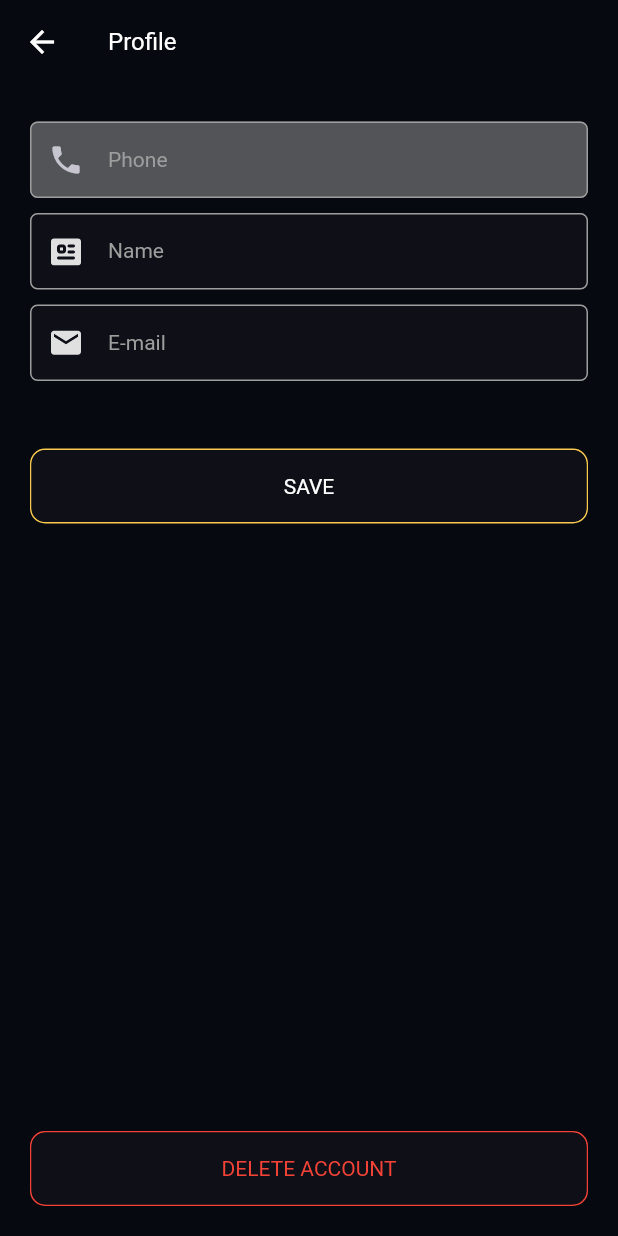
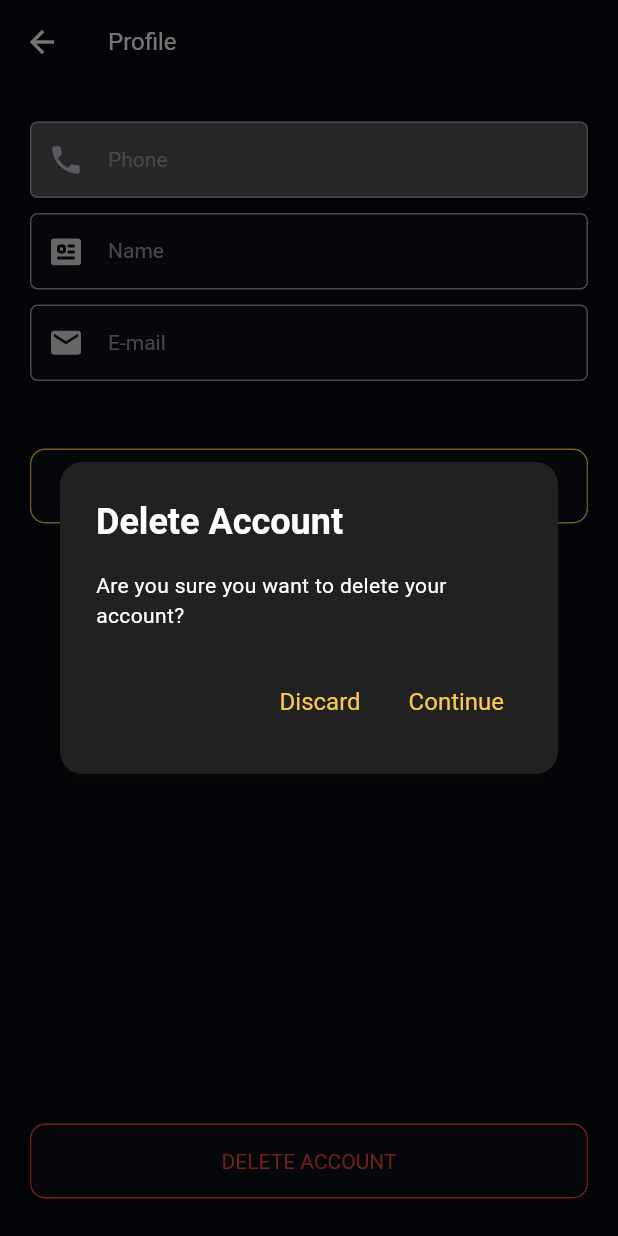
Before and after one commit to selbieh/xperience_mob, a Flutter app: the ProfileScreen screen opened directly, after a tap on "DELETE ACCOUNT", on a phone screen of 412 x 824 dp. Run offline on Flutter 3.47's test engine with Material 3 defaults, Android fonts, the light colour scheme and no system bars; our stand-ins replace cached_network_image, carousel_slider, firebase_core, firebase_messaging, flutter_dotenv, flutter_html and 4 more; missing offline and left inert: flutter_inappwebview, panorama_viewer, phone_form_field; accounts and stored records are empty; network calls fail.

Commit message:
Delete account feture

```diff
--- a/lib/view/screens/auth/login_screen.dart
+++ b/lib/view/screens/auth/login_screen.dart
@@ -123,6 +123,7 @@ class LoginScreenViewModel extends BaseNotifier {
   var autovalidateMode = AutovalidateMode.disabled;
   PhoneController? phoneController = PhoneController(initialValue: PhoneNumber.parse("+20"));
   // PhoneController? phoneController = PhoneController(initialValue: PhoneNumber.parse("+201009658566"));
+  // PhoneController? phoneController = PhoneController(initialValue: PhoneNumber.parse("+201009658577"));
 
   void submitFun() async {
     if (formKey.currentState!.validate()) {
--- a/lib/view/screens/menu/cancelation_policy_screen.dart
+++ b/lib/view/screens/menu/cancelation_policy_screen.dart
@@ -39,7 +39,7 @@ class CancelationPolicyScreen extends StatelessWidget {
                     )
                   : ListView(
                       children: [
-                        if (model.infoRepo.termsOfUse?.content != null)
+                        if (model.infoRepo.cancellationPolicy?.content != null)
                           Padding(
                             padding: const EdgeInsets.symmetric(horizontal: 10),
                             child: Html(
--- a/lib/view/screens/menu/notifications_screen.dart
+++ b/lib/view/screens/menu/notifications_screen.dart
@@ -5,6 +5,7 @@ import 'package:xperience/model/base/base_widget.dart';
 import 'package:xperience/model/data/repo/notifications_repo.dart';
 import 'package:xperience/model/services/localization/app_language.dart';
 import 'package:xperience/model/services/theme/app_colors.dart';
+import 'package:xperience/view/widgets/components/main_error_widget.dart';
 import 'package:xperience/view/widgets/components/main_progress.dart';
 import 'package:xperience/view/widgets/dialogs/dialogs_helper.dart';
 import 'package:xperience/view/widgets/notification_item_widget.dart';
@@ -31,6 +32,11 @@ class NotificationsScreen extends StatelessWidget {
           ),
           body: model.isBusy
               ? const MainProgress()
+              : model.hasError
+                  ? MainErrorWidget(
+                      error: model.failure,
+                      onRetry: model.getNotifications,
+                    )
                   : RefreshIndicator(
                       color: AppColors.goldColor,
                       onRefresh: model.refreshNotifications,
--- a/lib/view/screens/menu/privacy_policy_screen.dart
+++ b/lib/view/screens/menu/privacy_policy_screen.dart
@@ -39,7 +39,7 @@ class PrivacyPolicyScreen extends StatelessWidget {
                     )
                   : ListView(
                       children: [
-                        if (model.infoRepo.termsOfUse?.content != null)
+                        if (model.infoRepo.privacyPolicy?.content != null)
                           Padding(
                             padding: const EdgeInsets.symmetric(horizontal: 10),
                             child: Html(
--- a/lib/view/screens/menu/profile_screen.dart
+++ b/lib/view/screens/menu/profile_screen.dart
@@ -1,11 +1,16 @@
+// ignore_for_file: use_build_context_synchronously
+
 import 'package:flutter/material.dart';
 import 'package:flutter_svg/flutter_svg.dart';
 import 'package:provider/provider.dart';
 import 'package:xperience/model/base/base_notifier.dart';
 import 'package:xperience/model/base/base_widget.dart';
+import 'package:xperience/model/services/app_messenger.dart';
 import 'package:xperience/model/services/auth/auth_service.dart';
 import 'package:xperience/model/services/localization/app_language.dart';
+import 'package:xperience/model/services/router/nav_service.dart';
 import 'package:xperience/model/services/theme/app_colors.dart';
+import 'package:xperience/view/screens/auth/login_screen.dart';
 import 'package:xperience/view/widgets/components/main_progress.dart';
 import 'package:xperience/view/widgets/components/main_textfield.dart';
 import 'package:xperience/view/widgets/custom_button.dart';
@@ -18,7 +23,10 @@ class ProfileScreen extends StatelessWidget {
   @override
   Widget build(BuildContext context) {
     return BaseWidget<ProfileScreenModel>(
-      model: ProfileScreenModel(auth: Provider.of<AuthService>(context)),
+      model: ProfileScreenModel(
+        context: context,
+        auth: Provider.of<AuthService>(context),
+      ),
       builder: (_, model, child) {
         return Scaffold(
           appBar: AppBar(
@@ -83,13 +91,20 @@ class ProfileScreen extends StatelessWidget {
               ),
             ),
           ),
-          bottomNavigationBar: Padding(
-            padding: const EdgeInsets.symmetric(horizontal: 20, vertical: 20),
-            child: CustomButton(
-              title: "DELETE ACCOUNT".localize(context),
-              color: AppColors.red,
-              textStyle: const TextStyle(fontSize: 14, color: AppColors.red),
-              onPressed: () {},
+          bottomNavigationBar: SizedBox(
+            height: 100,
+            child: Align(
+              child: Padding(
+                padding: const EdgeInsets.symmetric(horizontal: 20, vertical: 20),
+                child: model.isDeleteLoading
+                    ? const MainProgress()
+                    : CustomButton(
+                        title: "DELETE ACCOUNT".localize(context),
+                        color: AppColors.red,
+                        textStyle: const TextStyle(fontSize: 14, color: AppColors.red),
+                        onPressed: model.confirmDeleteAccount,
+                      ),
+              ),
             ),
           ),
         );
@@ -99,18 +114,20 @@ class ProfileScreen extends StatelessWidget {
 }
 
 class ProfileScreenModel extends BaseNotifier {
-  ProfileScreenModel({required this.auth}) {
+  ProfileScreenModel({required this.context, required this.auth}) {
     phoneController.text = auth.userModel?.user?.mobile ?? "";
     nameController.text = auth.userModel?.user?.name ?? "";
     emailController.text = auth.userModel?.user?.email ?? "";
   }
   final AuthService auth;
+  final BuildContext context;
 
   final formKey = GlobalKey<FormState>();
   var autovalidateMode = AutovalidateMode.disabled;
   final phoneController = TextEditingController();
   final nameController = TextEditingController();
   final emailController = TextEditingController();
+  bool isDeleteLoading = false;
 
   void submitFun() {
     if (formKey.currentState!.validate()) {
@@ -141,4 +158,37 @@ class ProfileScreenModel extends BaseNotifier {
       );
     }
   }
+
+  Future<void> confirmDeleteAccount() async {
+    final result = await DialogsHelper.approveDialog(
+      context,
+      title: "Delete Account",
+      subtitle: "Are you sure you want to delete your account?",
+    );
+    if (result != null) {
+      deleteUserProfile();
+    }
+  }
+
+  Future<void> deleteUserProfile() async {
+    isDeleteLoading = true;
+    setState();
+    final res = await auth.deleteUserProfile(
+      userId: auth.userModel?.user?.id ?? -1,
+    );
+    if (res.left != null) {
+      isDeleteLoading = false;
+      setError();
+      DialogsHelper.messageDialog(message: "${res.left?.message}");
+    } else {
+      await auth.signOut();
+      NavService().pushAndRemoveUntilKey(const LoginScreen());
+      AppMessenger.snackBar(
+        context: context,
+        message: "Account deleted successfully".localize(context),
+      );
+      isDeleteLoading = false;
+      setIdle();
+    }
+  }
 }
--- a/lib/view/screens/menu/wallet_screen.dart
+++ b/lib/view/screens/menu/wallet_screen.dart
@@ -183,8 +183,9 @@ class WalletViewModel extends BaseNotifier {
       userId: auth.userModel?.user?.id ?? -1,
     );
     if (res.left != null) {
+      failure = res.left?.message;
+      DialogsHelper.messageDialog(message: "${res.left?.message}");
       setError();
-      DialogsHelper.messageDialog(message: "${res.left?.message}");
     } else {
       userInfo = res.right;
       setIdle();
```
Also changed, not shown: lib/model/services/auth/auth_service.dart (+20 -3 lines), lib/view/screens/home/hotel/hotel_details_screen.dart (+8 -0 lines), lib/view/screens/home/menu_drawer_screen.dart (+2 -10 lines), lib/view/screens/home/payment/payment_screen.dart (+12 -1 lines). Lines whose indentation alone changed are shown as unchanged.
